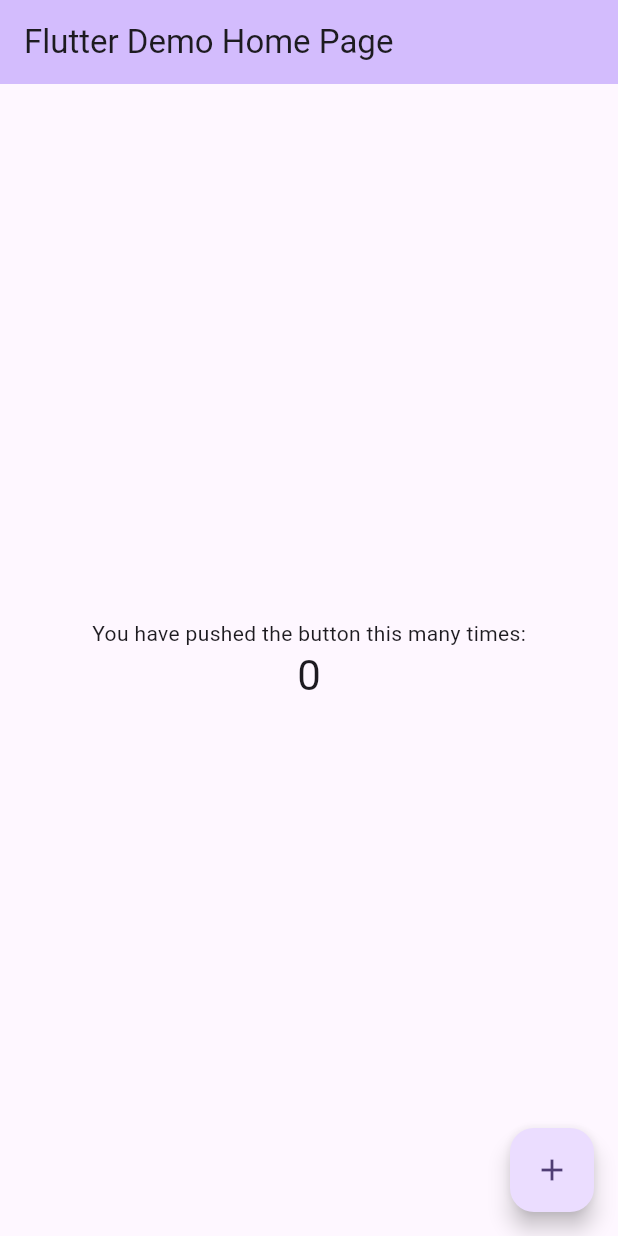
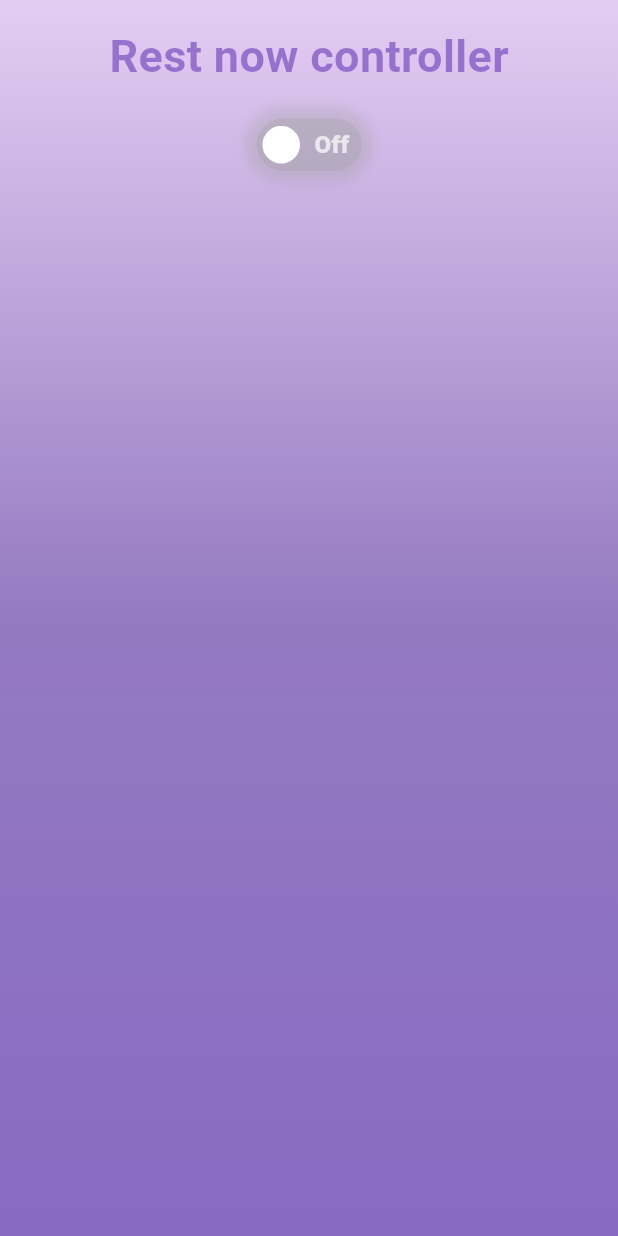
Before and after one commit to EgorEko/rest_now, a Flutter app: the screen it shows after launch, on a phone screen of 412 x 824 dp. Run offline on Flutter 3.47's test engine with Material 3 defaults, Android fonts, the phone set to English and light mode, and no system bars; drawn by our look-alikes of flutter_switch; our stand-ins replace equatable, flutter_bloc.

Commit message:
added home page, switch widget, switch power cubit

```diff
--- /dev/null
+++ b/lib/blocs/switch_power_cubit/switch_power_cubit.dart
@@ -0,0 +1,21 @@
+import 'package:equatable/equatable.dart';
+import 'package:flutter_bloc/flutter_bloc.dart';
+
+part 'switch_power_state.dart';
+
+class SwitchPowerCubit extends Cubit<SwitchPowerState> {
+  SwitchPowerCubit() : super(const SwitchPowerState(isPowerOn: false));
+
+  void switchPower(bool value) {
+    if (value) {
+      _powerDeviceOn();
+    } else {
+      _powerDeviceOff();
+    }
+    emit(state.copyWith(isPowerOn: value));
+  }
+
+  void _powerDeviceOn() {}
+
+  void _powerDeviceOff() {}
+}
--- /dev/null
+++ b/lib/blocs/switch_power_cubit/switch_power_state.dart
@@ -0,0 +1,14 @@
+part of 'switch_power_cubit.dart';
+
+class SwitchPowerState extends Equatable {
+  const SwitchPowerState({required this.isPowerOn});
+
+  final bool isPowerOn;
+
+  @override
+  List<Object> get props => [isPowerOn];
+
+  SwitchPowerState copyWith({bool? isPowerOn}) {
+    return SwitchPowerState(isPowerOn: isPowerOn ?? this.isPowerOn);
+  }
+}
--- a/lib/main.dart
+++ b/lib/main.dart
@@ -1,125 +1,30 @@
 import 'package:flutter/material.dart';
+import 'package:flutter_bloc/flutter_bloc.dart';
+
+import 'blocs/switch_power_cubit/switch_power_cubit.dart';
+import 'screens/home_page.dart';
 
 void main() {
-  runApp(const MyApp());
+  runApp(const RestNowApp());
 }
 
-class MyApp extends StatelessWidget {
-  const MyApp({super.key});
+class RestNowApp extends StatelessWidget {
+  const RestNowApp({super.key});
 
-  // This widget is the root of your application.
   @override
   Widget build(BuildContext context) {
     return MaterialApp(
-      title: 'Flutter Demo',
+      title: 'Rest now',
       theme: ThemeData(
-        // This is the theme of your application.
-        //
-        // TRY THIS: Try running your application with "flutter run". You'll see
-        // the application has a purple toolbar. Then, without quitting the app,
-        // try changing the seedColor in the colorScheme below to Colors.green
-        // and then invoke "hot reload" (save your changes or press the "hot
-        // reload" button in a Flutter-supported IDE, or press "r" if you used
-        // the command line to start the app).
-        //
-        // Notice that the counter didn't reset back to zero; the application
-        // state is not lost during the reload. To reset the state, use hot
-        // restart instead.
-        //
-        // This works for code too, not just values: Most code changes can be
-        // tested with just a hot reload.
         colorScheme: ColorScheme.fromSeed(seedColor: Colors.deepPurple),
         useMaterial3: true,
       ),
-      home: const MyHomePage(title: 'Flutter Demo Home Page'),
+      home: MultiBlocProvider(
+        providers: [
+          BlocProvider.value(value: SwitchPowerCubit()),
+        ],
+        child: const HomePage(),
+      ),
     );
   }
 }
-
-class MyHomePage extends StatefulWidget {
-  const MyHomePage({super.key, required this.title});
-
-  // This widget is the home page of your application. It is stateful, meaning
-  // that it has a State object (defined below) that contains fields that affect
-  // how it looks.
-
-  // This class is the configuration for the state. It holds the values (in this
-  // case the title) provided by the parent (in this case the App widget) and
-  // used by the build method of the State. Fields in a Widget subclass are
-  // always marked "final".
-
-  final String title;
-
-  @override
-  State<MyHomePage> createState() => _MyHomePageState();
-}
-
-class _MyHomePageState extends State<MyHomePage> {
-  int _counter = 0;
-
-  void _incrementCounter() {
-    setState(() {
-      // This call to setState tells the Flutter framework that something has
-      // changed in this State, which causes it to rerun the build method below
-      // so that the display can reflect the updated values. If we changed
-      // _counter without calling setState(), then the build method would not be
-      // called again, and so nothing would appear to happen.
-      _counter++;
-    });
-  }
-
-  @override
-  Widget build(BuildContext context) {
-    // This method is rerun every time setState is called, for instance as done
-    // by the _incrementCounter method above.
-    //
-    // The Flutter framework has been optimized to make rerunning build methods
-    // fast, so that you can just rebuild anything that needs updating rather
-    // than having to individually change instances of widgets.
-    return Scaffold(
-      appBar: AppBar(
-        // TRY THIS: Try changing the color here to a specific color (to
-        // Colors.amber, perhaps?) and trigger a hot reload to see the AppBar
-        // change color while the other colors stay the same.
-        backgroundColor: Theme.of(context).colorScheme.inversePrimary,
-        // Here we take the value from the MyHomePage object that was created by
-        // the App.build method, and use it to set our appbar title.
-        title: Text(widget.title),
-      ),
-      body: Center(
-        // Center is a layout widget. It takes a single child and positions it
-        // in the middle of the parent.
-        child: Column(
-          // Column is also a layout widget. It takes a list of children and
-          // arranges them vertically. By default, it sizes itself to fit its
-          // children horizontally, and tries to be as tall as its parent.
-          //
-          // Column has various properties to control how it sizes itself and
-          // how it positions its children. Here we use mainAxisAlignment to
-          // center the children vertically; the main axis here is the vertical
-          // axis because Columns are vertical (the cross axis would be
-          // horizontal).
-          //
-          // TRY THIS: Invoke "debug painting" (choose the "Toggle Debug Paint"
-          // action in the IDE, or press "p" in the console), to see the
-          // wireframe for each widget.
-          mainAxisAlignment: MainAxisAlignment.center,
-          children: <Widget>[
-            const Text(
-              'You have pushed the button this many times:',
-            ),
-            Text(
-              '$_counter',
-              style: Theme.of(context).textTheme.headlineMedium,
-            ),
-          ],
-        ),
-      ),
-      floatingActionButton: FloatingActionButton(
-        onPressed: _incrementCounter,
-        tooltip: 'Increment',
-        child: const Icon(Icons.add),
-      ), // This trailing comma makes auto-formatting nicer for build methods.
-    );
-  }
-}
--- /dev/null
+++ b/lib/screens/home_page.dart
@@ -0,0 +1,50 @@
+import 'package:flutter/material.dart';
+
+import '../common/app_colors.dart';
+import '../widgets/background_widget.dart';
+import '../widgets/switch_widget.dart';
+
+class HomePage extends StatelessWidget {
+  const HomePage({super.key});
+
+  @override
+  Widget build(BuildContext context) {
+    return BackgroundWidget(
+      gradient: LinearGradient(
+        colors: [
+          AppColors.backGroundColorStart,
+          AppColors.backGroundColorMiddle,
+          AppColors.backGroundColorEnd,
+        ],
+        begin: Alignment.topCenter,
+        end: Alignment.bottomCenter,
+      ),
+      child: Scaffold(
+        backgroundColor: Colors.transparent,
+        body: SafeArea(
+          child: Padding(
+            padding: const EdgeInsets.symmetric(horizontal: 8.0, vertical: 16),
+            child: Center(
+              child: Column(
+                children: [
+                  Text(
+                    'Rest now controller',
+                    style: TextStyle(
+                      color: Colors.deepPurple.withOpacity(0.6),
+                      fontSize: 30,
+                      fontWeight: FontWeight.bold,
+                    ),
+                  ),
+                  const SizedBox(
+                    height: 20,
+                  ),
+                  const SwitchWidget(),
+                ],
+              ),
+            ),
+          ),
+        ),
+      ),
+    );
+  }
+}
--- /dev/null
+++ b/lib/widgets/background_widget.dart
@@ -0,0 +1,27 @@
+import 'package:flutter/material.dart';
+
+class BackgroundWidget extends StatelessWidget {
+  const BackgroundWidget({
+    required this.child,
+    this.borderRadius,
+    this.opacity = 1.0,
+    super.key,
+    this.gradient,
+  });
+
+  final Widget child;
+  final Gradient? gradient;
+  final double opacity;
+  final BorderRadius? borderRadius;
+
+  @override
+  Widget build(BuildContext context) {
+    return Container(
+      decoration: BoxDecoration(
+        borderRadius: borderRadius,
+        gradient: gradient,
+      ),
+      child: child,
+    );
+  }
+}
--- /dev/null
+++ b/lib/widgets/switch_widget.dart
@@ -0,0 +1,47 @@
+import 'package:flutter/material.dart';
+import 'package:flutter_bloc/flutter_bloc.dart';
+import 'package:flutter_switch/flutter_switch.dart';
+
+import '../blocs/switch_power_cubit/switch_power_cubit.dart';
+import '../common/app_colors.dart';
+
+class SwitchWidget extends StatelessWidget {
+  const SwitchWidget({super.key});
+
+  @override
+  Widget build(BuildContext context) {
+    return Container(
+      width: 70,
+      height: 35,
+      decoration: BoxDecoration(
+        borderRadius: BorderRadius.circular(30),
+        boxShadow: [
+          BoxShadow(
+            color: AppColors.inactiveSwitchColor,
+            spreadRadius: 8,
+            blurRadius: 6,
+          ),
+        ],
+      ),
+      child: BlocBuilder<SwitchPowerCubit, SwitchPowerState>(
+        builder: (context, state) {
+          return Center(
+            child: FlutterSwitch(
+              value: state.isPowerOn,
+              activeColor: AppColors.activeSwitchColor,
+              showOnOff: true,
+              onToggle: (value) {
+                context.read<SwitchPowerCubit>().switchPower(value);
+              },
+              activeTextColor: AppColors.activeSwitchTextColor,
+              inactiveColor: AppColors.inactiveSwitchColor,
+              toggleBorder: Border.all(
+                color: AppColors.white,
+              ),
+            ),
+          );
+        },
+      ),
+    );
+  }
+}
--- a/pubspec.yaml
+++ b/pubspec.yaml
@@ -30,6 +30,9 @@ environment:
 dependencies:
   flutter:
     sdk: flutter
+  equatable: ^2.0.5
+  flutter_bloc: ^8.1.6
+  flutter_switch: ^0.3.2
 
 
   # The following adds the Cupertino Icons font to your application.
```
Also changed, not shown: pubspec.lock, 1 other file.
